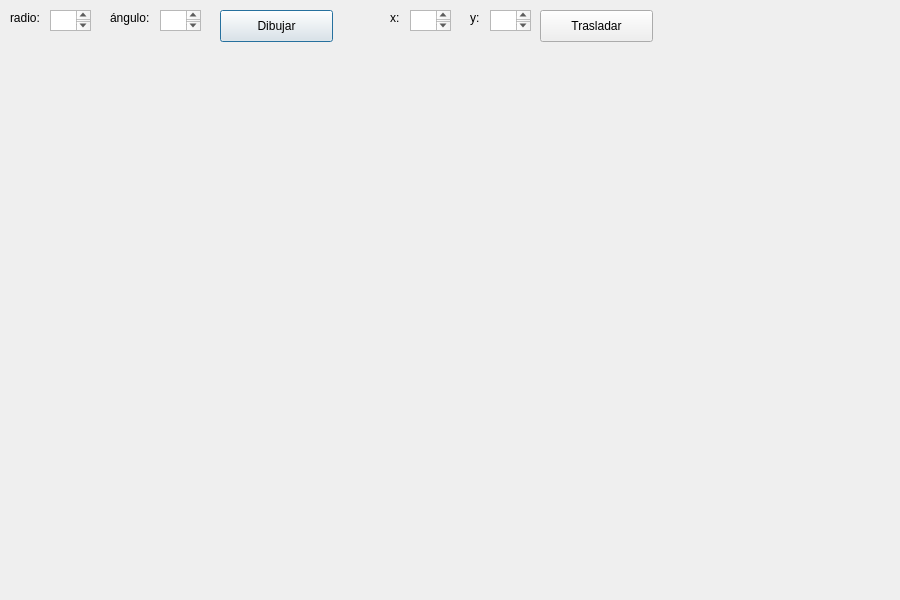
Before: the Qt Designer form arcos.ui in yocoHM/GeometriaComputacional, drawn with Qt 5.
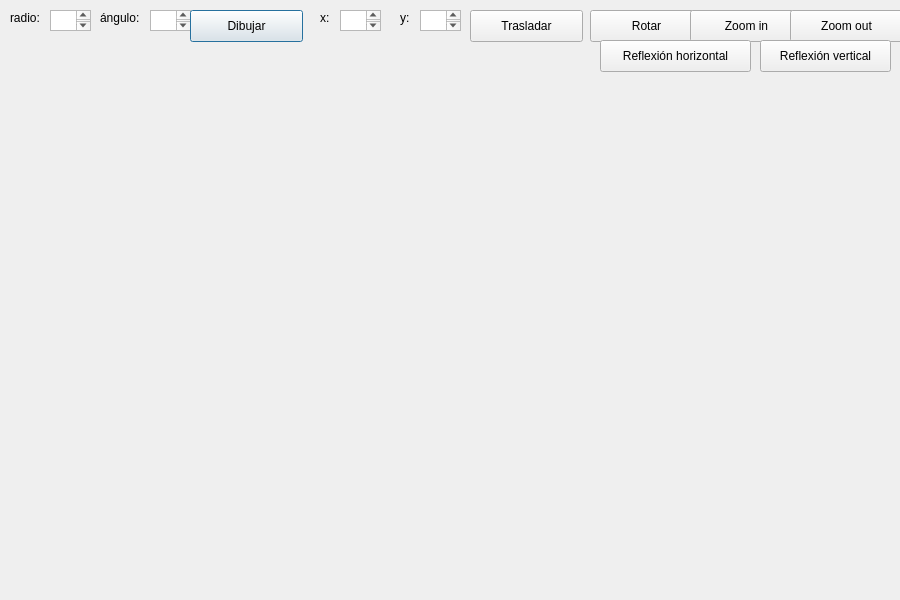
After: the same form once the commit is applied.

Patch:
```diff
--- a/arcos.ui
+++ b/arcos.ui
@@ -29,7 +29,7 @@
   <widget class="QLabel" name="label_2">
    <property name="geometry">
     <rect>
-     <x>110</x>
+     <x>100</x>
      <y>10</y>
      <width>51</width>
      <height>16</height>
@@ -52,7 +52,7 @@
   <widget class="QTextEdit" name="boxAngulo">
    <property name="geometry">
     <rect>
-     <x>160</x>
+     <x>150</x>
      <y>10</y>
      <width>41</width>
      <height>21</height>
@@ -62,7 +62,7 @@
   <widget class="QPushButton" name="pushButton">
    <property name="geometry">
     <rect>
-     <x>220</x>
+     <x>190</x>
      <y>10</y>
      <width>113</width>
      <height>32</height>
@@ -75,7 +75,7 @@
   <widget class="QLabel" name="label_3">
    <property name="geometry">
     <rect>
-     <x>390</x>
+     <x>320</x>
      <y>10</y>
      <width>41</width>
      <height>16</height>
@@ -88,7 +88,7 @@
   <widget class="QTextEdit" name="boxXinicio">
    <property name="geometry">
     <rect>
-     <x>410</x>
+     <x>340</x>
      <y>10</y>
      <width>41</width>
      <height>21</height>
@@ -98,7 +98,7 @@
   <widget class="QLabel" name="label_4">
    <property name="geometry">
     <rect>
-     <x>470</x>
+     <x>400</x>
      <y>10</y>
      <width>51</width>
      <height>16</height>
@@ -111,7 +111,7 @@
   <widget class="QTextEdit" name="boxYinicio">
    <property name="geometry">
     <rect>
-     <x>490</x>
+     <x>420</x>
      <y>10</y>
      <width>41</width>
      <height>21</height>
@@ -121,7 +121,7 @@
   <widget class="QPushButton" name="pushButton_2">
    <property name="geometry">
     <rect>
-     <x>540</x>
+     <x>470</x>
      <y>10</y>
      <width>113</width>
      <height>32</height>
@@ -131,6 +131,71 @@
     <string>Trasladar</string>
    </property>
   </widget>
+  <widget class="QPushButton" name="pushButton_3">
+   <property name="geometry">
+    <rect>
+     <x>590</x>
+     <y>10</y>
+     <width>113</width>
+     <height>32</height>
+    </rect>
+   </property>
+   <property name="text">
+    <string>Rotar</string>
+   </property>
+  </widget>
+  <widget class="QPushButton" name="pushButton_4">
+   <property name="geometry">
+    <rect>
+     <x>690</x>
+     <y>10</y>
+     <width>113</width>
+     <height>32</height>
+    </rect>
+   </property>
+   <property name="text">
+    <string>Zoom in</string>
+   </property>
+  </widget>
+  <widget class="QPushButton" name="pushButton_5">
+   <property name="geometry">
+    <rect>
+     <x>790</x>
+     <y>10</y>
+     <width>113</width>
+     <height>32</height>
+    </rect>
+   </property>
+   <property name="text">
+    <string>Zoom out</string>
+   </property>
+  </widget>
+  <widget class="QPushButton" name="pushButton_6">
+   <property name="geometry">
+    <rect>
+     <x>600</x>
+     <y>40</y>
+     <width>151</width>
+     <height>32</height>
+    </rect>
+   </property>
+   <property name="text">
+    <string>Reflexión horizontal</string>
+   </property>
+  </widget>
+  <widget class="QPushButton" name="pushButton_7">
+   <property name="geometry">
+    <rect>
+     <x>760</x>
+     <y>40</y>
+     <width>131</width>
+     <height>32</height>
+    </rect>
+   </property>
+   <property name="text">
+    <string>Reflexión vertical</string>
+   </property>
+  </widget>
  </widget>
  <resources/>
  <connections/>
```
